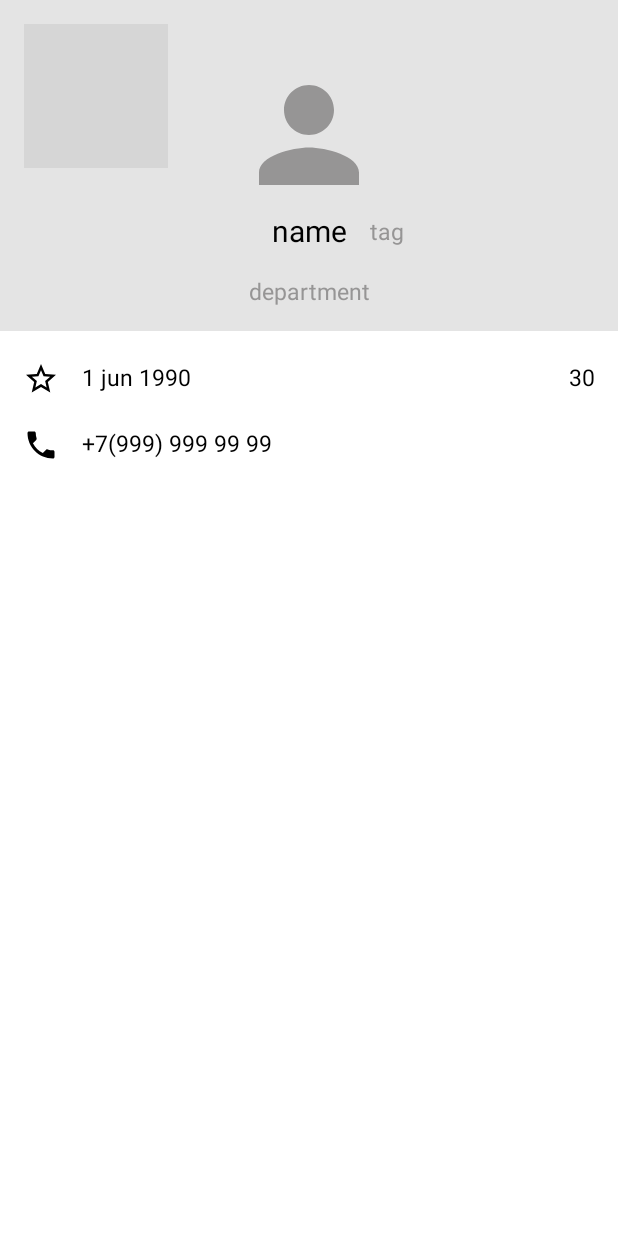
After one commit to mironoff2007/persons_cards_list_viewpager, an Android app: the fragment DetailsFragment placed in its activity, on a phone screen of 412 x 824 dp. The commit adds this screen. Run offline under Robolectric (Android 15) with nearby library versions, the phone set to English and light mode, and no system bars; our stand-ins replace Dagger/Hilt's generated code; 1 statement that could not run was skipped; grey boxes are pictures that could not be loaded.

Commit message:
Show Details fragment

```diff
--- /dev/null
+++ b/app/src/main/java/ru/mironov/persons_cards_list_viewpager/ui/DetailsFragment.kt
@@ -0,0 +1,34 @@
+package ru.mironov.persons_cards_list_viewpager.ui
+
+import android.os.Bundle
+import android.view.LayoutInflater
+import android.view.View
+import android.view.ViewGroup
+import androidx.annotation.Nullable
+import androidx.fragment.app.Fragment
+import dagger.hilt.android.AndroidEntryPoint
+import ru.mironov.persons_cards_list_viewpager.R
+import ru.mironov.persons_cards_list_viewpager.databinding.FragmentDetailsBinding
+
+@AndroidEntryPoint
+class DetailsFragment : Fragment() {
+
+    private var _binding: FragmentDetailsBinding? = null
+
+    private val binding get() = _binding!!
+
+    override fun onCreateView(
+        inflater: LayoutInflater, container: ViewGroup?,
+        savedInstanceState: Bundle?
+    ): View? {
+        _binding = FragmentDetailsBinding.inflate(inflater, container, false)
+
+        return binding.root
+    }
+
+    override fun onViewCreated(view: View, @Nullable savedInstanceState: Bundle?) {
+        super.onViewCreated(view, savedInstanceState)
+
+    }
+
+}
--- a/app/src/main/java/ru/mironov/persons_cards_list_viewpager/ui/MainActivity.kt
+++ b/app/src/main/java/ru/mironov/persons_cards_list_viewpager/ui/MainActivity.kt
@@ -5,6 +5,7 @@ import android.app.Dialog
 import android.graphics.Color
 import android.graphics.drawable.ColorDrawable
 import android.os.Bundle
+import android.os.Debug
 import android.text.Editable
 import android.text.TextWatcher
 import android.view.*
--- a/app/src/main/java/ru/mironov/persons_cards_list_viewpager/ui/TabFragment.kt
+++ b/app/src/main/java/ru/mironov/persons_cards_list_viewpager/ui/TabFragment.kt
@@ -10,6 +10,7 @@ import android.widget.Toast
 import androidx.annotation.Nullable
 import androidx.annotation.RequiresApi
 import androidx.fragment.app.Fragment
+import androidx.fragment.app.commit
 import androidx.fragment.app.viewModels
 import androidx.recyclerview.widget.DividerItemDecoration
 import androidx.recyclerview.widget.LinearLayoutManager
@@ -46,7 +47,6 @@ class TabFragment : Fragment() {
         return binding.root
     }
 
-    @RequiresApi(Build.VERSION_CODES.N)
     override fun onViewCreated(view: View, @Nullable savedInstanceState: Bundle?) {
         super.onViewCreated(view, savedInstanceState)
 
@@ -95,7 +95,10 @@ class TabFragment : Fragment() {
     private fun adapterSetup() {
         adapter = UsersAdapter(object : UsersAdapter.ItemClickListener<UserViewHolder> {
             override fun onClickListener(clickedItem: UserViewHolder) {
-                //On Recycler Item Clicked
+                parentFragmentManager.beginTransaction()
+                    .replace(R.id.activityMainLayout,DetailsFragment())
+                    .addToBackStack(null)
+                    .commit()
             }
         })
 
--- a/app/src/main/res/layout/activity_main.xml
+++ b/app/src/main/res/layout/activity_main.xml
@@ -1,11 +1,17 @@
 <?xml version="1.0" encoding="utf-8"?>
-<LinearLayout xmlns:android="http://schemas.android.com/apk/res/android"
+<FrameLayout xmlns:android="http://schemas.android.com/apk/res/android"
     xmlns:app="http://schemas.android.com/apk/res-auto"
     xmlns:tools="http://schemas.android.com/tools"
     android:layout_width="match_parent"
     android:layout_height="match_parent"
     tools:context=".ui.MainActivity"
-    android:orientation="vertical">
+    android:orientation="vertical"
+    android:id="@+id/activityMainLayout">
+
+    <LinearLayout
+        android:layout_width="match_parent"
+        android:layout_height="match_parent"
+        android:orientation="vertical">
 
     <LinearLayout
         android:layout_width="match_parent"
@@ -54,4 +60,6 @@
         android:layout_height="0dp"
         android:layout_weight="1"/>
 
-</LinearLayout>
+    </LinearLayout>
+
+</FrameLayout>
--- a/app/src/main/res/layout/fragment_details.xml
+++ b/app/src/main/res/layout/fragment_details.xml
@@ -6,7 +6,8 @@
     android:layout_width="match_parent"
     android:layout_height="match_parent"
     android:orientation="vertical"
-    tools:context=".ui.TabFragment">
+    tools:context=".ui.TabFragment"
+    android:background="@color/white">
 
     <androidx.constraintlayout.widget.ConstraintLayout
         android:layout_width="match_parent"
@@ -76,13 +77,12 @@
 
     </androidx.constraintlayout.widget.ConstraintLayout>
 
-
-
         <LinearLayout
             android:layout_width="match_parent"
             android:layout_height="wrap_content"
             android:orientation="horizontal"
-            android:layout_marginTop="20dp">
+            android:layout_marginTop="20dp"
+            android:background="@color/white">
 
             <ImageView
                 android:layout_width="wrap_content"
```
